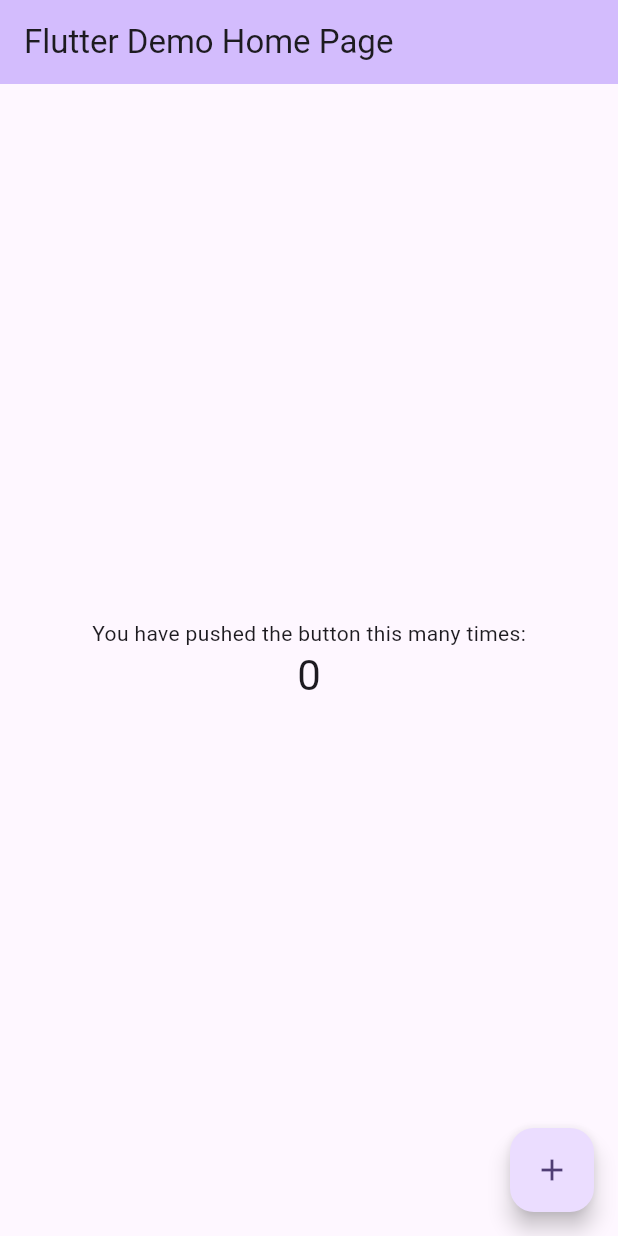
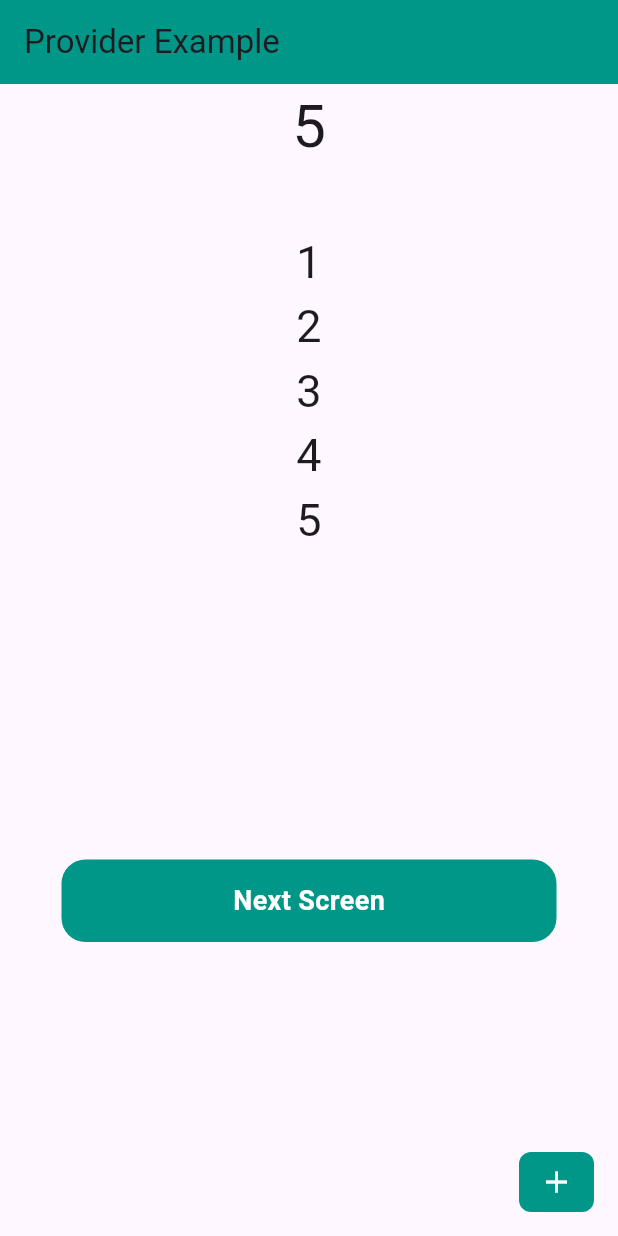
Before and after one commit to MudsaAhmad/State-Management-Project-SMIT, a Flutter app: the screen it shows after launch, on a phone screen of 412 x 824 dp. Run offline on Flutter 3.47's test engine with Material 3 defaults, Android fonts, the phone set to English and light mode, and no system bars.

Commit message:
Provider done.

```diff
--- /dev/null
+++ b/lib/12-02-2025/first_screen.dart
@@ -0,0 +1,88 @@
+import 'package:flutter/cupertino.dart';
+import 'package:flutter/material.dart';
+import 'package:provider/provider.dart';
+import 'package:state_management_project_smit/11-01-2025/second_screen.dart';
+import 'package:state_management_project_smit/12-02-2025/second_screen.dart';
+import 'package:state_management_project_smit/componants/button.dart';
+
+import 'numbers_provider.dart';
+
+
+class FirstScreen extends StatefulWidget {
+  const FirstScreen({super.key});
+
+  @override
+  State<FirstScreen> createState() => _FirstScreenState();
+}
+
+// List<int> numberList = [1,2,3,4];
+
+class _FirstScreenState extends State<FirstScreen> {
+  @override
+  Widget build(BuildContext context) {
+    return Consumer<NumbersProvider>(
+      builder: (context,value,child) {
+        return Scaffold(
+          appBar: AppBar(
+            backgroundColor: Colors.teal,
+            title: const Text('Provider Example'),
+          ),
+          floatingActionButton: GestureDetector(
+            onTap: () {
+
+              value.addNumber();
+
+            },
+            child: Container(
+              height: 40,
+              width: 50,
+              decoration: BoxDecoration(
+                color: Colors.teal,
+                borderRadius: BorderRadius.circular(8),
+              ),
+              child: Icon(
+                Icons.add,
+                color: Colors.white,
+              ),
+            ),
+          ),
+          body: Column(
+            children: [
+              Text(
+                value.numberList.last.toString(),
+                style: TextStyle(fontSize: 40),
+              ),
+              SizedBox(
+                height: 40,
+              ),
+              SizedBox(
+                height: 400,
+                child: ListView.builder(
+                    itemCount: value.numberList.length,
+                    itemBuilder: (context, index) {
+                      return Center(
+                        child: Text(
+                          value.numberList[index].toString(),
+                          style: TextStyle(fontSize: 30),
+                        ),
+                      );
+                    }),
+              ),
+              SizedBox(
+                height: 20,
+              ),
+              Button(
+                  title: 'Next Screen',
+                  onTap: () {
+                    Navigator.push(
+                        context, MaterialPageRoute(builder: (context) =>
+                        SecondScreen(numbersList: value.numberList)));
+                  },
+                  isLoading: false,
+                  color: Colors.teal),
+            ],
+          ),
+        );
+      });
+  }
+}
--- /dev/null
+++ b/lib/12-02-2025/numbers_provider.dart
@@ -0,0 +1,16 @@
+
+
+import 'package:flutter/cupertino.dart';
+
+class NumbersProvider extends ChangeNotifier{
+
+  List<int> numberList = [1,2,3,4,5];
+
+  // add number function
+  void addNumber(){
+    int lastNumber = numberList.last.toInt();
+    print('last number ------->$lastNumber');
+      numberList.add(lastNumber+1);
+      notifyListeners();
+  }
+}
--- /dev/null
+++ b/lib/componants/button.dart
@@ -0,0 +1,64 @@
+import 'package:flutter/material.dart';
+
+class Button extends StatelessWidget {
+  final String title;
+  final VoidCallback onTap;
+  bool isLoading;
+  final Color color;
+  final String? imagePath;
+  double? width;
+  double? height;
+
+  Button({
+    super.key,
+    required this.title,
+    required this.onTap,
+    required this.isLoading,
+    required this.color,
+    this.imagePath,
+    this.width,
+    this.height,
+  });
+
+  @override
+  Widget build(BuildContext context) {
+    return InkWell(
+      onTap: onTap,
+      child: Container(
+        height: height ?? 55,
+        width: width ?? 330,
+        decoration: BoxDecoration(
+          color: color,
+          borderRadius: BorderRadius.circular(16),
+        ),
+        child: Stack(
+          alignment: Alignment.center, // Centers the text within the container
+          children: [
+            Center(
+              child: isLoading
+                  ? const CircularProgressIndicator(
+                color: Colors.white,
+              )
+                  : Text(
+                title,
+                style: TextStyle(
+                    fontSize: 18,
+                    fontWeight: FontWeight.w600,
+                    color: Colors.white),
+              ),
+            ),
+            Positioned(
+              right: 20, // Adjust as needed for spacing
+              child: imagePath != null
+                  ? Image.asset(
+                imagePath!,
+                scale: 4,
+              )
+                  : const SizedBox(), // Placeholder if no image
+            ),
+          ],
+        ),
+      ),
+    );
+  }
+}
--- a/lib/main.dart
+++ b/lib/main.dart
@@ -1,4 +1,9 @@
 import 'package:flutter/material.dart';
+import 'package:provider/provider.dart';
+import 'package:state_management_project_smit/12-02-2025/first_screen.dart';
+
+import '11-01-2025/number_provider.dart';
+import '12-02-2025/numbers_provider.dart';
 
 void main() {
   runApp(const MyApp());
@@ -10,60 +15,19 @@ class MyApp extends StatelessWidget {
   // This widget is the root of your application.
   @override
   Widget build(BuildContext context) {
-    return MaterialApp(
-      title: 'Flutter Demo',
-      theme: ThemeData(
-        colorScheme: ColorScheme.fromSeed(seedColor: Colors.deepPurple),
-        useMaterial3: true,
-      ),
-      home: const MyHomePage(title: 'Flutter Demo Home Page'),
-    );
-  }
-}
-
-class MyHomePage extends StatefulWidget {
-  const MyHomePage({super.key, required this.title});
-
-  final String title;
-
-  @override
-  State<MyHomePage> createState() => _MyHomePageState();
-}
-
-class _MyHomePageState extends State<MyHomePage> {
-  int _counter = 0;
-
-  void _incrementCounter() {
-    setState(() {
-      _counter++;
-    });
-  }
-
-  @override
-  Widget build(BuildContext context) {
-    return Scaffold(
-      appBar: AppBar(
-        backgroundColor: Theme.of(context).colorScheme.inversePrimary,
-        title: Text(widget.title),
-      ),
-      body: Center(
-        child: Column(
-          mainAxisAlignment: MainAxisAlignment.center,
-          children: <Widget>[
-            const Text(
-              'You have pushed the button this many times:',
-            ),
-            Text(
-              '$_counter',
-              style: Theme.of(context).textTheme.headlineMedium,
-            ),
-          ],
+    return MultiProvider(
+      providers: [
+      // ChangeNotifierProvider(create: (context) => NumberProvider()),
+        ChangeNotifierProvider(create: (context) => NumbersProvider()),
+      ],
+      child: MaterialApp(
+        debugShowCheckedModeBanner: false,
+        title: 'Flutter Demo',
+        theme: ThemeData(
+          colorScheme: ColorScheme.fromSeed(seedColor: Colors.deepPurple),
+          useMaterial3: true,
         ),
-      ),
-      floatingActionButton: FloatingActionButton(
-        onPressed: _incrementCounter,
-        tooltip: 'Increment',
-        child: const Icon(Icons.add),
+        home: FirstScreen(),
       ),
     );
   }
--- a/pubspec.yaml
+++ b/pubspec.yaml
@@ -35,6 +35,8 @@ dependencies:
   # The following adds the Cupertino Icons font to your application.
   # Use with the CupertinoIcons class for iOS style icons.
   cupertino_icons: ^1.0.6
+  provider:
+  http: ^1.3.0
 
 dev_dependencies:
   flutter_test:
```
Also changed, not shown: lib/11-01-2025/first_screen.dart (added, +70 -0 lines), lib/11-01-2025/number_provider.dart (added, +64 -0 lines), lib/11-01-2025/second_screen.dart (added, +65 -0 lines), lib/12-02-2025/second_screen.dart (added, +78 -0 lines), pubspec.lock.
